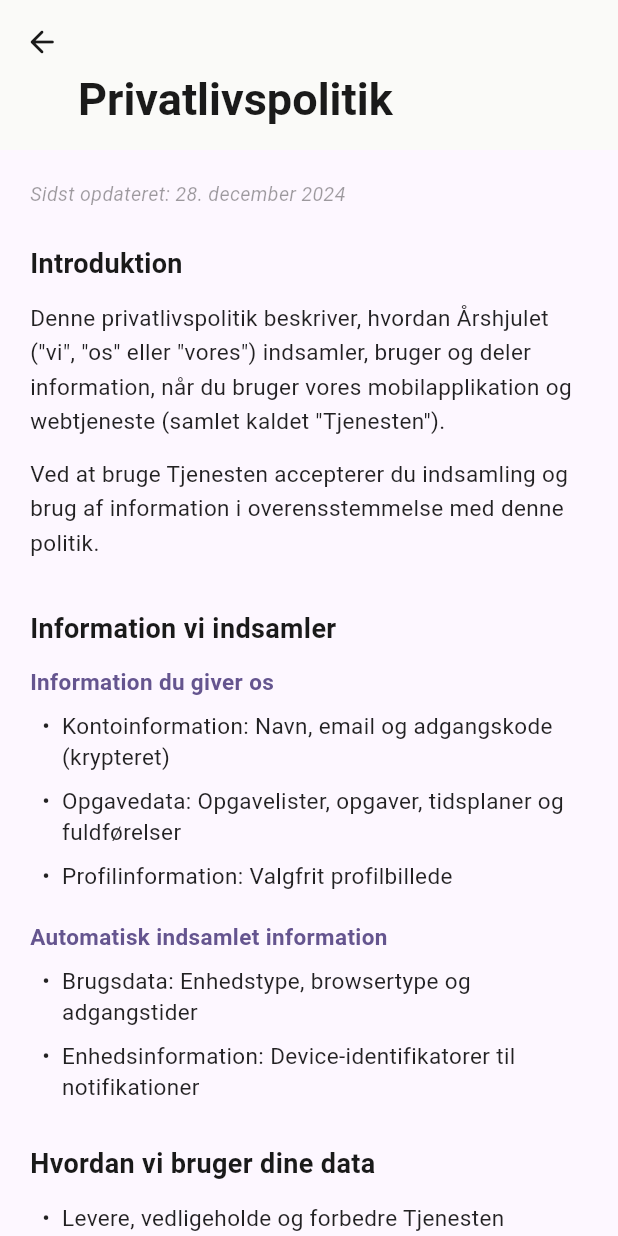
After one commit to akobberup/wheel-of-time-client, a Flutter app: the LegalInfoScreen screen opened by its route, on a phone screen of 412 x 824 dp. The commit adds this screen. Run offline on Flutter 3.47's test engine with Material 3 defaults, Android fonts, the phone set to English and light mode, and no system bars; our stand-ins replace cached_network_image, flutter_hooks, flutter_local_notifications, flutter_riverpod, flutter_secure_storage, freezed_annotation and 6 more; missing offline and left inert: disable_battery_optimization, jwt_decode, universal_html, workmanager; accounts and stored records are empty; network calls fail; statements that could not run were skipped.

Commit message:
Tilføj support, privatlivspolitik og sikkerhedssider
- Opret LegalInfoScreen til visning af juridisk information
- Tilføj routes til /support, /privacy-policy og /security
- Tilføj "Support & juridisk" sektion i indstillinger
- Links til GitHub Issues for fejlrapporter og forslag

```diff
--- /dev/null
+++ b/lib/screens/legal_info_screen.dart
@@ -0,0 +1,570 @@
+// =============================================================================
+// Legal Info Screen
+// Viser juridisk information (privacy policy, sikkerhed, support)
+// =============================================================================
+
+import 'package:flutter/material.dart';
+import 'package:url_launcher/url_launcher.dart';
+
+/// Type af juridisk information der vises
+enum LegalInfoType {
+  privacyPolicy,
+  security,
+  support,
+}
+
+/// Skærm til visning af juridisk information og support.
+///
+/// Viser indhold baseret på [LegalInfoType] med pæn formatering.
+class LegalInfoScreen extends StatelessWidget {
+  final LegalInfoType type;
+
+  const LegalInfoScreen({super.key, required this.type});
+
+  @override
+  Widget build(BuildContext context) {
+    final isDark = Theme.of(context).brightness == Brightness.dark;
+    final seedColor = Theme.of(context).colorScheme.primary;
+
+    return Scaffold(
+      body: CustomScrollView(
+        slivers: [
+          _LegalAppBar(
+            title: _getTitle(context),
+            seedColor: seedColor,
+            isDark: isDark,
+          ),
+          SliverPadding(
+            padding: const EdgeInsets.all(20),
+            sliver: SliverList(
+              delegate: SliverChildListDelegate(
+                _buildContent(context, isDark, seedColor),
+              ),
+            ),
+          ),
+        ],
+      ),
+    );
+  }
+
+  String _getTitle(BuildContext context) {
+    switch (type) {
+      case LegalInfoType.privacyPolicy:
+        return 'Privatlivspolitik';
+      case LegalInfoType.security:
+        return 'Sikkerhed';
+      case LegalInfoType.support:
+        return 'Support';
+    }
+  }
+
+  List<Widget> _buildContent(BuildContext context, bool isDark, Color seedColor) {
+    switch (type) {
+      case LegalInfoType.privacyPolicy:
+        return _buildPrivacyPolicy(context, isDark, seedColor);
+      case LegalInfoType.security:
+        return _buildSecurity(context, isDark, seedColor);
+      case LegalInfoType.support:
+        return _buildSupport(context, isDark, seedColor);
+    }
+  }
+
+  List<Widget> _buildPrivacyPolicy(BuildContext context, bool isDark, Color seedColor) {
+    return [
+      _LastUpdated(date: '28. december 2024', isDark: isDark),
+      const SizedBox(height: 24),
+      _SectionTitle(title: 'Introduktion', isDark: isDark),
+      _Paragraph(
+        text: 'Denne privatlivspolitik beskriver, hvordan Årshjulet ("vi", "os" eller "vores") indsamler, bruger og deler information, når du bruger vores mobilapplikation og webtjeneste (samlet kaldet "Tjenesten").',
+        isDark: isDark,
+      ),
+      _Paragraph(
+        text: 'Ved at bruge Tjenesten accepterer du indsamling og brug af information i overensstemmelse med denne politik.',
+        isDark: isDark,
+      ),
+      const SizedBox(height: 20),
+      _SectionTitle(title: 'Information vi indsamler', isDark: isDark),
+      _SubsectionTitle(title: 'Information du giver os', isDark: isDark, seedColor: seedColor),
+      _BulletPoint(text: 'Kontoinformation: Navn, email og adgangskode (krypteret)', isDark: isDark),
+      _BulletPoint(text: 'Opgavedata: Opgavelister, opgaver, tidsplaner og fuldførelser', isDark: isDark),
+      _BulletPoint(text: 'Profilinformation: Valgfrit profilbillede', isDark: isDark),
+      const SizedBox(height: 12),
+      _SubsectionTitle(title: 'Automatisk indsamlet information', isDark: isDark, seedColor: seedColor),
+      _BulletPoint(text: 'Brugsdata: Enhedstype, browsertype og adgangstider', isDark: isDark),
+      _BulletPoint(text: 'Enhedsinformation: Device-identifikatorer til notifikationer', isDark: isDark),
+      const SizedBox(height: 20),
+      _SectionTitle(title: 'Hvordan vi bruger dine data', isDark: isDark),
+      _BulletPoint(text: 'Levere, vedligeholde og forbedre Tjenesten', isDark: isDark),
+      _BulletPoint(text: 'Sende notifikationer om dine opgaver', isDark: isDark),
+      _BulletPoint(text: 'Besvare dine spørgsmål og anmodninger', isDark: isDark),
+      _BulletPoint(text: 'Analysere trends og brugsmønstre', isDark: isDark),
+      const SizedBox(height: 20),
+      _SectionTitle(title: 'Datasikkerhed', isDark: isDark),
+      _Paragraph(
+        text: 'Dine data opbevares på sikre servere. Vi implementerer passende tekniske og organisatoriske foranstaltninger for at beskytte dine persondata mod uautoriseret adgang, ændring eller sletning.',
+        isDark: isDark,
+      ),
+      _Paragraph(
+        text: 'Dine data kan opbevares og behandles i EU eller andre lande, hvor vores tjenesteudbydere opererer.',
+        isDark: isDark,
+      ),
+      const SizedBox(height: 20),
+      _SectionTitle(title: 'Dine rettigheder (GDPR)', isDark: isDark),
+      _BulletPoint(text: 'Indsigt: Anmod om en kopi af dine persondata', isDark: isDark),
+      _BulletPoint(text: 'Rettelse: Anmod om korrektion af unøjagtige data', isDark: isDark),
+      _BulletPoint(text: 'Sletning: Anmod om sletning af dine persondata', isDark: isDark),
+      _BulletPoint(text: 'Dataportabilitet: Få en kopi i maskinlæsbart format', isDark: isDark),
+      _BulletPoint(text: 'Indsigelse: Gør indsigelse mod behandling af dine data', isDark: isDark),
+      const SizedBox(height: 20),
+      _SectionTitle(title: 'Kontakt os', isDark: isDark),
+      _Paragraph(
+        text: 'Har du spørgsmål til denne privatlivspolitik eller vil du udøve dine rettigheder, kontakt os på:',
+        isDark: isDark,
+      ),
+      const SizedBox(height: 8),
+      _EmailLink(email: 'privacy@t16software.dev', isDark: isDark, seedColor: seedColor),
+      const SizedBox(height: 32),
+      _Footnote(
+        text: 'Denne privatlivspolitik er underlagt dansk lovgivning og EU-regler.',
+        isDark: isDark,
+      ),
+    ];
+  }
+
+  List<Widget> _buildSecurity(BuildContext context, bool isDark, Color seedColor) {
+    return [
+      _SectionTitle(title: 'Rapportering af sikkerhedsproblemer', isDark: isDark),
+      _Paragraph(
+        text: 'Hvis du finder en sikkerhedssårbarhed, bedes du ikke oprette et offentligt issue.',
+        isDark: isDark,
+      ),
+      _Paragraph(
+        text: 'Send i stedet en email til:',
+        isDark: isDark,
+      ),
+      const SizedBox(height: 8),
+      _EmailLink(email: 'privacy@t16software.dev', isDark: isDark, seedColor: seedColor),
+      _Paragraph(
+        text: 'Vi vil svare inden for 48 timer og arbejde sammen med dig om at løse problemet.',
+        isDark: isDark,
+      ),
+      const SizedBox(height: 20),
+      _SectionTitle(title: 'Ansvarlig offentliggørelse', isDark: isDark),
+      _Paragraph(
+        text: 'Vi beder om at du:',
+        isDark: isDark,
+      ),
+      _BulletPoint(
+        text: 'Giver os rimelig tid til at løse problemet før offentliggørelse',
+        isDark: isDark,
+      ),
+      _BulletPoint(
+        text: 'Ikke udnytter sårbarheden til at tilgå data ud over hvad der er nødvendigt for at demonstrere problemet',
+        isDark: isDark,
+      ),
+    ];
+  }
+
+  List<Widget> _buildSupport(BuildContext context, bool isDark, Color seedColor) {
+    return [
+      _SectionTitle(title: 'Hjælp og support', isDark: isDark),
+      _Paragraph(
+        text: 'Vi hjælper gerne med spørgsmål og problemer.',
+        isDark: isDark,
+      ),
+      const SizedBox(height: 20),
+      _SupportCard(
+        icon: Icons.bug_report_outlined,
+        title: 'Rapporter en fejl',
+        description: 'Fandt du en fejl i appen? Opret en fejlrapport på GitHub.',
+        buttonText: 'Opret fejlrapport',
+        url: 'https://github.com/akobberup/wheel-of-time-client/issues/new?template=bug_report.yml',
+        isDark: isDark,
+        seedColor: seedColor,
+      ),
+      const SizedBox(height: 12),
+      _SupportCard(
+        icon: Icons.lightbulb_outline,
+        title: 'Foreslå en funktion',
+        description: 'Har du en idé til at gøre appen bedre?',
+        buttonText: 'Opret forslag',
+        url: 'https://github.com/akobberup/wheel-of-time-client/issues/new?template=feature_request.yml',
+        isDark: isDark,
+        seedColor: seedColor,
+      ),
+      const SizedBox(height: 12),
+      _SupportCard(
+        icon: Icons.email_outlined,
+        title: 'Kontakt os',
+        description: 'For andre henvendelser eller sikkerhedsproblemer.',
+        buttonText: 'Send email',
+        url: 'mailto:privacy@t16software.dev',
+        isDark: isDark,
+        seedColor: seedColor,
+      ),
+      const SizedBox(height: 24),
+      _SectionTitle(title: 'Før du kontakter os', isDark: isDark),
+      _BulletPoint(
+        text: 'Søg i eksisterende issues på GitHub for at se om dit problem allerede er rapporteret',
+        isDark: isDark,
+      ),
+      _BulletPoint(
+        text: 'Opdater appen til nyeste version og se om problemet stadig eksisterer',
+        isDark: isDark,
+      ),
+    ];
+  }
+}
+
+/// App bar til legal screens
+class _LegalAppBar extends StatelessWidget {
+  final String title;
+  final Color seedColor;
+  final bool isDark;
+
+  const _LegalAppBar({
+    required this.title,
+    required this.seedColor,
+    required this.isDark,
+  });
+
+  @override
+  Widget build(BuildContext context) {
+    final textColor = isDark ? Colors.white : const Color(0xFF1A1A1A);
+
+    return SliverAppBar(
+      expandedHeight: 100,
+      floating: false,
+      pinned: true,
+      backgroundColor: isDark ? const Color(0xFF121214) : const Color(0xFFFAFAF8),
+      surfaceTintColor: Colors.transparent,
+      leading: IconButton(
+        icon: Icon(Icons.arrow_back_rounded, color: textColor),
+        onPressed: () => Navigator.of(context).pop(),
+      ),
+      flexibleSpace: FlexibleSpaceBar(
+        titlePadding: const EdgeInsets.only(left: 52, bottom: 16),
+        title: Text(
+          title,
+          style: TextStyle(
+            fontSize: 20,
+            fontWeight: FontWeight.w700,
+            color: textColor,
+          ),
+        ),
+      ),
+    );
+  }
+}
+
+/// Sidst opdateret tekst
+class _LastUpdated extends StatelessWidget {
+  final String date;
+  final bool isDark;
+
+  const _LastUpdated({required this.date, required this.isDark});
+
+  @override
+  Widget build(BuildContext context) {
+    return Text(
+      'Sidst opdateret: $date',
+      style: TextStyle(
+        fontSize: 13,
+        fontStyle: FontStyle.italic,
+        color: isDark ? Colors.white38 : Colors.black38,
+      ),
+    );
+  }
+}
+
+/// Sektions-overskrift
+class _SectionTitle extends StatelessWidget {
+  final String title;
+  final bool isDark;
+
+  const _SectionTitle({required this.title, required this.isDark});
+
+  @override
+  Widget build(BuildContext context) {
+    return Padding(
+      padding: const EdgeInsets.only(bottom: 12),
+      child: Text(
+        title,
+        style: TextStyle(
+          fontSize: 18,
+          fontWeight: FontWeight.w700,
+          color: isDark ? Colors.white : const Color(0xFF1A1A1A),
+        ),
+      ),
+    );
+  }
+}
+
+/// Undersektion-overskrift
+class _SubsectionTitle extends StatelessWidget {
+  final String title;
+  final bool isDark;
+  final Color seedColor;
+
+  const _SubsectionTitle({
+    required this.title,
+    required this.isDark,
+    required this.seedColor,
+  });
+
+  @override
+  Widget build(BuildContext context) {
+    return Padding(
+      padding: const EdgeInsets.only(bottom: 8),
+      child: Text(
+        title,
+        style: TextStyle(
+          fontSize: 15,
+          fontWeight: FontWeight.w600,
+          color: seedColor,
+        ),
+      ),
+    );
+  }
+}
+
+/// Normal paragraf
+class _Paragraph extends StatelessWidget {
+  final String text;
+  final bool isDark;
+
+  const _Paragraph({required this.text, required this.isDark});
+
+  @override
+  Widget build(BuildContext context) {
+    return Padding(
+      padding: const EdgeInsets.only(bottom: 12),
+      child: Text(
+        text,
+        style: TextStyle(
+          fontSize: 15,
+          height: 1.5,
+          color: isDark ? Colors.white70 : Colors.black87,
+        ),
+      ),
+    );
+  }
+}
+
+/// Bullet point
+class _BulletPoint extends StatelessWidget {
+  final String text;
+  final bool isDark;
+
+  const _BulletPoint({required this.text, required this.isDark});
+
+  @override
+  Widget build(BuildContext context) {
+    return Padding(
+      padding: const EdgeInsets.only(bottom: 8, left: 8),
+      child: Row(
+        crossAxisAlignment: CrossAxisAlignment.start,
+        children: [
+          Text(
+            '•  ',
+            style: TextStyle(
+              fontSize: 15,
+              color: isDark ? Colors.white70 : Colors.black87,
+            ),
+          ),
+          Expanded(
+            child: Text(
+              text,
+              style: TextStyle(
+                fontSize: 15,
+                height: 1.4,
+                color: isDark ? Colors.white70 : Colors.black87,
+              ),
+            ),
+          ),
+        ],
+      ),
+    );
+  }
+}
+
+/// Email link med klikbar handling
+class _EmailLink extends StatelessWidget {
+  final String email;
+  final bool isDark;
+  final Color seedColor;
+
+  const _EmailLink({
+    required this.email,
+    required this.isDark,
+    required this.seedColor,
+  });
+
+  @override
+  Widget build(BuildContext context) {
+    return GestureDetector(
+      onTap: () => _launchEmail(email),
+      child: Container(
+        padding: const EdgeInsets.symmetric(horizontal: 16, vertical: 12),
+        decoration: BoxDecoration(
+          color: seedColor.withOpacity(0.1),
+          borderRadius: BorderRadius.circular(12),
+          border: Border.all(color: seedColor.withOpacity(0.2)),
+        ),
+        child: Row(
+          mainAxisSize: MainAxisSize.min,
+          children: [
+            Icon(Icons.email_outlined, size: 20, color: seedColor),
+            const SizedBox(width: 8),
+            Text(
+              email,
+              style: TextStyle(
+                fontSize: 15,
+                fontWeight: FontWeight.w600,
+                color: seedColor,
+              ),
+            ),
+          ],
+        ),
+      ),
+    );
+  }
+
+  Future<void> _launchEmail(String email) async {
+    final uri = Uri.parse('mailto:$email');
+    if (await canLaunchUrl(uri)) {
+      await launchUrl(uri);
+    }
+  }
+}
+
+/// Fodnote
+class _Footnote extends StatelessWidget {
+  final String text;
+  final bool isDark;
+
+  const _Footnote({required this.text, required this.isDark});
+
+  @override
+  Widget build(BuildContext context) {
+    return Container(
+      padding: const EdgeInsets.all(16),
+      decoration: BoxDecoration(
+        color: isDark ? Colors.white.withOpacity(0.05) : Colors.black.withOpacity(0.03),
+        borderRadius: BorderRadius.circular(12),
+      ),
+      child: Text(
+        text,
+        style: TextStyle(
+          fontSize: 13,
+          fontStyle: FontStyle.italic,
+          color: isDark ? Colors.white54 : Colors.black54,
+        ),
+      ),
+    );
+  }
+}
+
+/// Support-kort med handling
+class _SupportCard extends StatelessWidget {
+  final IconData icon;
+  final String title;
+  final String description;
+  final String buttonText;
+  final String url;
+  final bool isDark;
+  final Color seedColor;
+
+  const _SupportCard({
+    required this.icon,
+    required this.title,
+    required this.description,
+    required this.buttonText,
+    required this.url,
+    required this.isDark,
+    required this.seedColor,
+  });
+
+  @override
+  Widget build(BuildContext context) {
+    return Container(
+      padding: const EdgeInsets.all(16),
+      decoration: BoxDecoration(
+        borderRadius: BorderRadius.circular(16),
+        color: isDark ? Colors.white.withOpacity(0.05) : Colors.white,
+        border: Border.all(
+          color: isDark ? Colors.white.withOpacity(0.08) : Colors.black.withOpacity(0.06),
+        ),
+        boxShadow: isDark
+            ? null
+            : [
+                BoxShadow(
+                  color: Colors.black.withOpacity(0.03),
+                  blurRadius: 10,
+                  offset: const Offset(0, 2),
+                ),
+              ],
+      ),
+      child: Column(
+        crossAxisAlignment: CrossAxisAlignment.start,
+        children: [
+          Row(
+            children: [
+              Container(
+                width: 40,
+                height: 40,
+                decoration: BoxDecoration(
+                  color: seedColor.withOpacity(0.12),
+                  borderRadius: BorderRadius.circular(10),
+                ),
+                child: Icon(icon, size: 20, color: seedColor),
+              ),
+              const SizedBox(width: 12),
+              Expanded(
+                child: Text(
+                  title,
+                  style: TextStyle(
+                    fontSize: 16,
+                    fontWeight: FontWeight.w600,
+                    color: isDark ? Colors.white : const Color(0xFF1A1A1A),
+                  ),
+                ),
+              ),
+            ],
+          ),
+          const SizedBox(height: 12),
+          Text(
+            description,
+            style: TextStyle(
+              fontSize: 14,
+              color: isDark ? Colors.white54 : Colors.black54,
+            ),
+          ),
+          const SizedBox(height: 16),
+          SizedBox(
+            width: double.infinity,
+            child: ElevatedButton(
+              onPressed: () => _launchUrl(url),
+              style: ElevatedButton.styleFrom(
+                backgroundColor: seedColor,
+                foregroundColor: Colors.white,
+                padding: const EdgeInsets.symmetric(vertical: 12),
+                shape: RoundedRectangleBorder(
+                  borderRadius: BorderRadius.circular(10),
+                ),
+              ),
+              child: Text(buttonText),
+            ),
+          ),
+        ],
+      ),
+    );
+  }
+
+  Future<void> _launchUrl(String urlString) async {
+    final uri = Uri.parse(urlString);
+    if (await canLaunchUrl(uri)) {
+      await launchUrl(uri, mode: LaunchMode.externalApplication);
+    }
+  }
+}
```
Also changed, not shown: lib/router/app_router.dart (+37 -0 lines), lib/screens/settings_screen.dart (+49 -0 lines).
